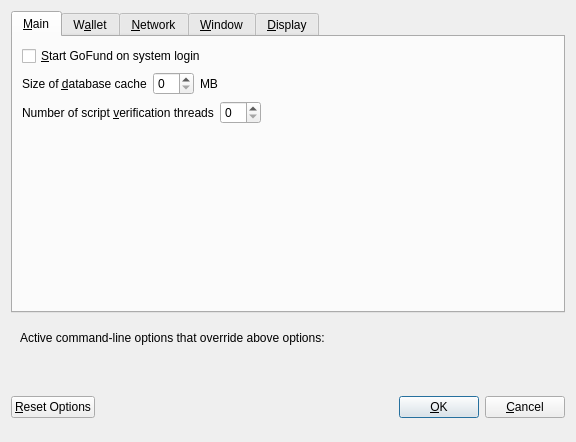
Above: src/qt/forms/optionsdialog.ui from GoFundDev/GO-FUND before the change. Below: the same form after it.
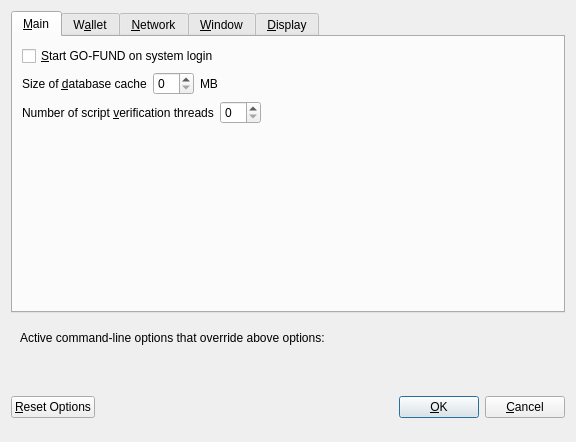
That is the form after the change. The open tabs and pages were chosen to show the change. Custom widgets are drawn as their Qt base class.

Commit message: GoFund -> GO-FUND

The edit to the form file:
```diff
--- a/src/qt/forms/optionsdialog.ui
+++ b/src/qt/forms/optionsdialog.ui
@@ -33,7 +33,7 @@
           <string>Automatically start GoFund after logging in to the system.</string>
          </property>
          <property name="text">
-          <string>&amp;Start GoFund on system login</string>
+          <string>&amp;Start GO-FUND on system login</string>
          </property>
         </widget>
        </item>
```
Left out of the diff: 8 changed lines with no effect on the pictures. The commit also changes 151 other files.
